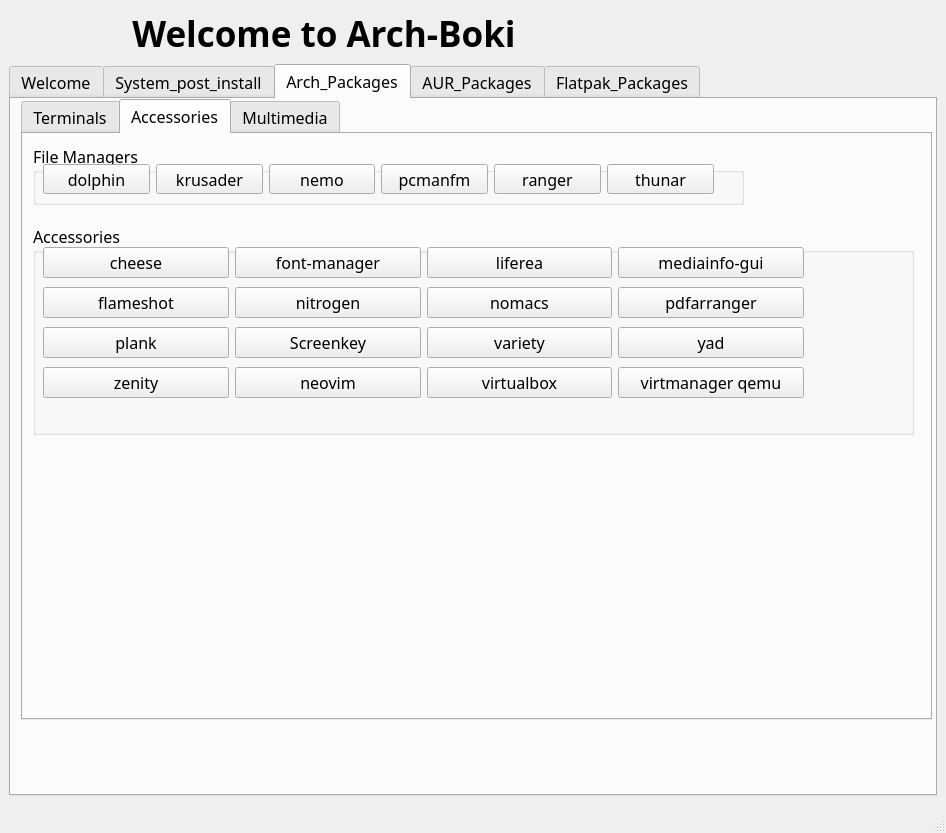
Qt form Boki-Hellow-qt/BokiHellow.ui (bojanstrkovski-21/boki-hellow-qt) before a commit.
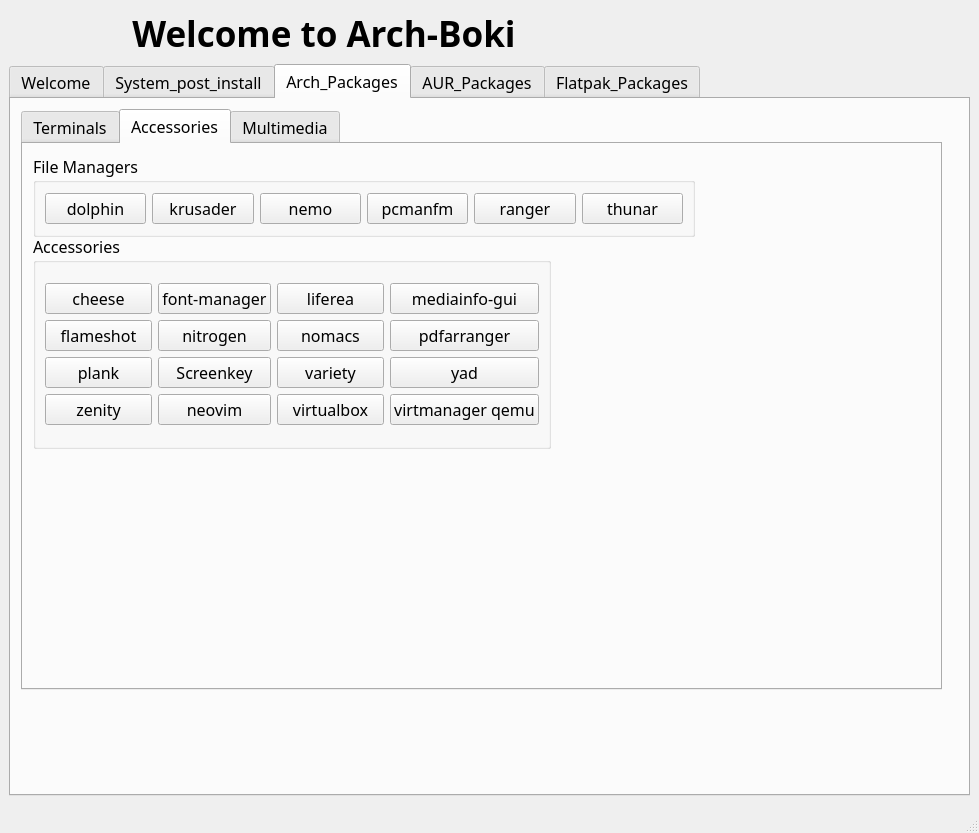
The same form after that commit. Icons and pictures are not drawn.

Commit message: fixed some align errors

```diff
--- a/Boki-Hellow-qt/BokiHellow.ui
+++ b/Boki-Hellow-qt/BokiHellow.ui
@@ -6,7 +6,7 @@
    <rect>
     <x>0</x>
     <y>0</y>
-    <width>946</width>
+    <width>979</width>
     <height>833</height>
    </rect>
   </property>
@@ -20,7 +20,6 @@
    <font>
     <family>Comic Code</family>
     <pointsize>12</pointsize>
-    <weight>50</weight>
     <bold>false</bold>
    </font>
   </property>
@@ -28,8 +27,8 @@
    <string>BOKI-HELLOW-2023</string>
   </property>
   <widget class="QWidget" name="centralwidget">
-   <layout class="QVBoxLayout" name="verticalLayout_2">
-    <item>
+   <layout class="QGridLayout" name="gridLayout">
+    <item row="0" column="0">
      <layout class="QFormLayout" name="formLayout">
       <item row="0" column="0">
        <widget class="QLabel" name="label_logo">
@@ -73,7 +72,7 @@
       </item>
      </layout>
     </item>
-    <item>
+    <item row="1" column="0">
      <widget class="QTabWidget" name="post_install">
       <property name="toolTip">
        <string/>
@@ -480,9 +479,9 @@
         <property name="geometry">
          <rect>
           <x>10</x>
-          <y>0</y>
-          <width>911</width>
-          <height>621</height>
+          <y>10</y>
+          <width>921</width>
+          <height>581</height>
          </rect>
         </property>
         <property name="currentIndex">
@@ -755,59 +754,52 @@
            <rect>
             <x>10</x>
             <y>10</y>
-            <width>711</width>
-            <height>61</height>
+            <width>662</width>
+            <height>83</height>
            </rect>
           </property>
           <property name="title">
            <string>File Managers</string>
           </property>
-          <widget class="QWidget" name="layoutWidget">
-           <property name="geometry">
-            <rect>
-             <x>10</x>
-             <y>20</y>
-             <width>671</width>
-             <height>30</height>
-            </rect>
-           </property>
-           <layout class="QHBoxLayout" name="horizontalLayout_2">
-            <item>
+          <layout class="QGridLayout" name="gridLayout_13">
+           <item row="0" column="0">
+            <layout class="QGridLayout" name="gridLayout_12">
+             <item row="0" column="0">
              <widget class="QPushButton" name="pushButton_39">
               <property name="text">
                <string>dolphin</string>
               </property>
              </widget>
             </item>
-            <item>
+             <item row="0" column="1">
              <widget class="QPushButton" name="pushButton_40">
               <property name="text">
                <string>krusader</string>
               </property>
              </widget>
             </item>
-            <item>
+             <item row="0" column="2">
              <widget class="QPushButton" name="pushButton_41">
               <property name="text">
                <string>nemo</string>
               </property>
              </widget>
             </item>
-            <item>
+             <item row="0" column="3">
              <widget class="QPushButton" name="pushButton_42">
               <property name="text">
                <string>pcmanfm</string>
               </property>
              </widget>
             </item>
-            <item>
+             <item row="0" column="4">
              <widget class="QPushButton" name="pushButton_43">
               <property name="text">
                <string>ranger</string>
               </property>
              </widget>
             </item>
-            <item>
+             <item row="0" column="5">
              <widget class="QPushButton" name="pushButton_44">
               <property name="text">
                <string>thunar</string>
@@ -815,29 +807,23 @@
              </widget>
             </item>
            </layout>
-          </widget>
+           </item>
+          </layout>
          </widget>
          <widget class="QGroupBox" name="groupBox_4">
           <property name="geometry">
            <rect>
             <x>10</x>
             <y>90</y>
-            <width>881</width>
-            <height>211</height>
+            <width>518</width>
+            <height>215</height>
            </rect>
           </property>
           <property name="title">
            <string>Accessories</string>
           </property>
-          <widget class="QWidget" name="layoutWidget">
-           <property name="geometry">
-            <rect>
-             <x>10</x>
-             <y>20</y>
-             <width>761</width>
-             <height>161</height>
-            </rect>
-           </property>
+          <layout class="QGridLayout" name="gridLayout_11">
+           <item row="0" column="0">
            <layout class="QGridLayout" name="gridLayout_5">
             <item row="0" column="2">
              <widget class="QPushButton" name="pushButton_47">
@@ -952,7 +938,8 @@
              </widget>
             </item>
            </layout>
-          </widget>
+           </item>
+          </layout>
          </widget>
         </widget>
         <widget class="QWidget" name="tab_13">
```
Left out of the diff: 68 changed lines with no effect on the pictures. Lines whose indentation alone changed are shown as unchanged.
